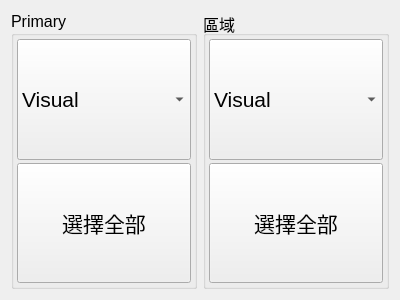
Qt form bank-view/fronts/fronttwinfilter2.ui (smandyscom/front-base-widget) before a commit.
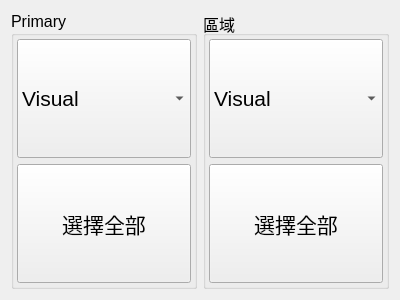
The same form after that commit.

Diff of the .ui file:
```diff
--- a/bank-view/fronts/fronttwinfilter2.ui
+++ b/bank-view/fronts/fronttwinfilter2.ui
@@ -30,10 +30,7 @@
      <property name="title">
       <string>Primary</string>
      </property>
-     <layout class="QVBoxLayout" name="verticalLayout_4">
-      <property name="spacing">
-       <number>3</number>
-      </property>
+     <layout class="QGridLayout" name="gridLayout_2">
       <property name="leftMargin">
        <number>3</number>
       </property>
@@ -46,7 +43,7 @@
       <property name="bottomMargin">
        <number>3</number>
       </property>
-      <item>
+      <item row="0" column="0">
        <widget class="QComboBox" name="comboBoxPrimary">
         <property name="sizePolicy">
          <sizepolicy hsizetype="Preferred" vsizetype="Preferred">
@@ -66,7 +63,7 @@
         </item>
        </widget>
       </item>
-      <item>
+      <item row="1" column="0">
        <widget class="QPushButton" name="pushButtonPrimarySelectAll">
         <property name="sizePolicy">
          <sizepolicy hsizetype="Preferred" vsizetype="Preferred">
@@ -103,10 +100,7 @@
      <property name="title">
       <string>區域</string>
      </property>
-     <layout class="QVBoxLayout" name="verticalLayout_2">
-      <property name="spacing">
-       <number>3</number>
-      </property>
+     <layout class="QGridLayout" name="gridLayout_3">
       <property name="leftMargin">
        <number>3</number>
       </property>
@@ -119,7 +113,7 @@
       <property name="bottomMargin">
        <number>3</number>
       </property>
-      <item>
+      <item row="0" column="0">
        <widget class="QComboBox" name="comboBoxSecondary">
         <property name="sizePolicy">
          <sizepolicy hsizetype="Preferred" vsizetype="Preferred">
@@ -139,7 +133,7 @@
         </item>
        </widget>
       </item>
-      <item>
+      <item row="1" column="0">
        <widget class="QPushButton" name="pushButtonSecondary">
         <property name="sizePolicy">
          <sizepolicy hsizetype="Preferred" vsizetype="Preferred">
```
